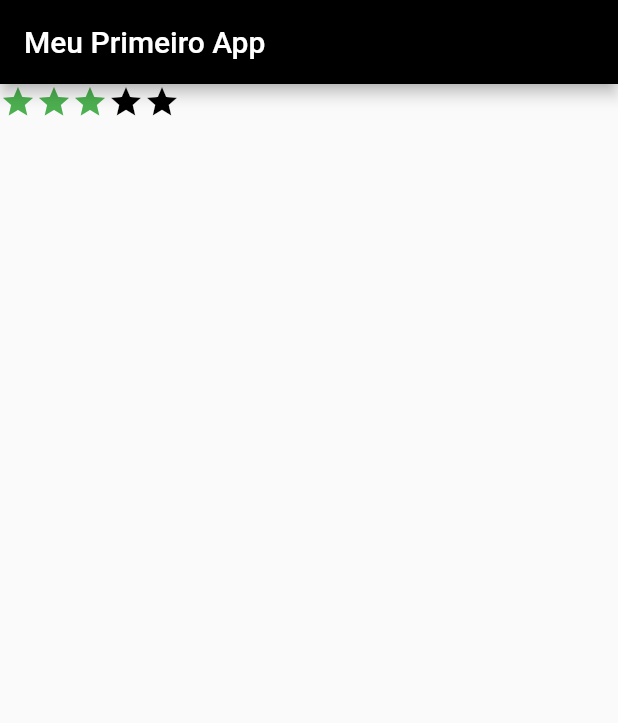
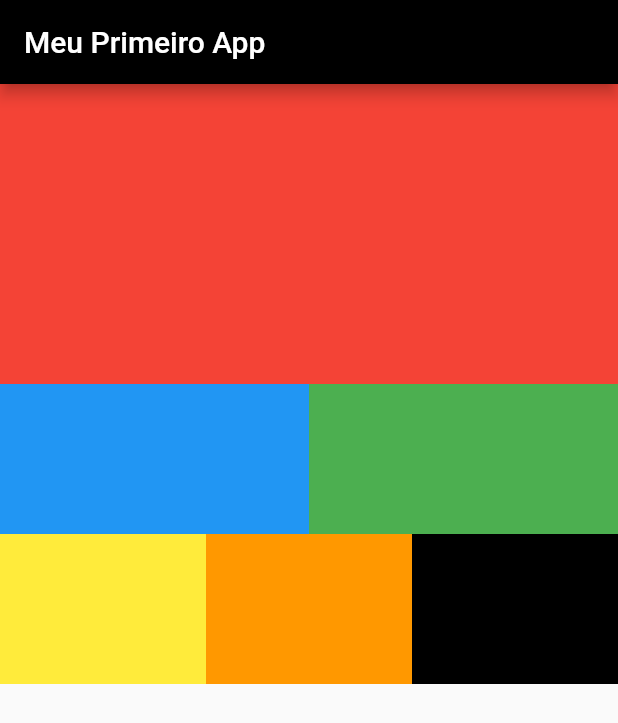
Before and after one commit to TiagoNeve/DEEP_Flutter, a Flutter app: the screen it shows after launch, on a phone screen of 412 x 824 dp. Shown: the top 723 px of the screen. Run offline on Flutter 3.47's test engine with Material 2 defaults, Android fonts, the phone set to English and light mode, and no system bars.

Commit message:
Layouts simples

```diff
--- a/flutter-curso/flutter1/lib/main.dart
+++ b/flutter-curso/flutter1/lib/main.dart
@@ -20,26 +20,33 @@ class MeuApp extends StatelessWidget {
           title: Text('Meu Primeiro App'),
           backgroundColor: Colors.black,
         ),
-        // O conteúdo fica na parte de cima da esquerda para direita, no canto superior esquerdo
-        // body: Container(
-        //   child: Text('Texto de exemplo'),
-        // ),
 
-        // Centraliza o conteúdo verticalmente e horizontalmente
-        // body: Center(
-        //   child: Text('Texto de exemplo'),
-        // ),
+        body: Column(
+          children: [
+            // Elemento 1
+            Row(
+              children: [
+                containerInExpanded(200, Colors.red)
+              ],
+            ),
 
-        body: Container(
-          child: Row(
-            children: [
-              Icon(Icons.star, color: Colors.green),
-              Icon(Icons.star, color: Colors.green),
-              Icon(Icons.star, color: Colors.green),
-              Icon(Icons.star, color: Colors.black),
-              Icon(Icons.star, color: Colors.black),
-            ]
-          )
+            // Elemento 2
+            Row(
+              children: [
+                containerInExpanded(100, Colors.blue),
+                containerInExpanded(100, Colors.green)
+              ],
+            ),
+
+            // Elemento 3
+            Row(
+              children: [
+                containerInExpanded(100, Colors.yellow),
+                containerInExpanded(100, Colors.orange),
+                containerInExpanded(100, Colors.black),
+              ],
+            )
+          ],
         ),
       ),
 
@@ -47,4 +54,13 @@ class MeuApp extends StatelessWidget {
 
   }
 
+  Widget containerInExpanded(double altura, Color cor) {
+    return Expanded(
+      child: Container(
+        height: altura,
+        color: cor,
+      ),
+    );
+  }
+
 }
```
